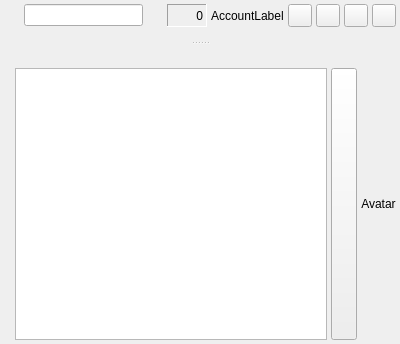
Above: src/chatdlg.ui from psi-im/psi before the change. Below: the same form after it.
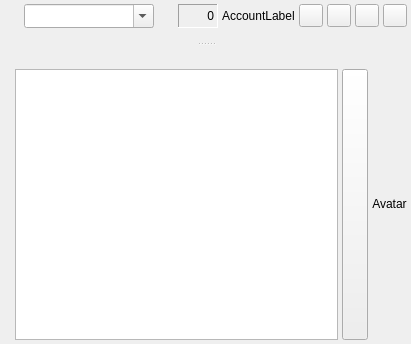
That is the form after the change. Custom widgets are drawn as their Qt base class.

What changed in the file:
```diff
--- a/src/chatdlg.ui
+++ b/src/chatdlg.ui
@@ -64,10 +64,22 @@
           </widget>
          </item>
          <item>
-          <widget class="QLineEdit" name="le_jid">
-           <property name="readOnly">
+          <widget class="QComboBox" name="le_jid">
+           <property name="sizePolicy">
+            <sizepolicy hsizetype="Preferred" vsizetype="Fixed">
+             <horstretch>1</horstretch>
+             <verstretch>0</verstretch>
+            </sizepolicy>
+           </property>
+           <property name="editable">
             <bool>true</bool>
            </property>
+           <property name="sizeAdjustPolicy">
+            <enum>QComboBox::AdjustToMinimumContentsLengthWithIcon</enum>
+           </property>
+           <property name="minimumContentsLength">
+            <number>10</number>
+           </property>
           </widget>
          </item>
          <item>
```
Left out of the diff: 9 changed lines with no effect on the pictures.
